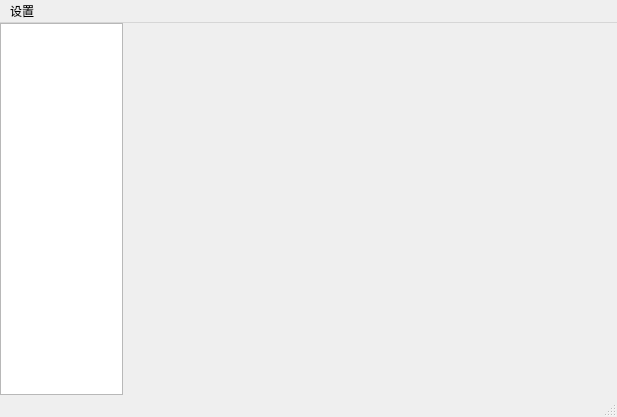
The window that hello_world/linux_monitor/gui/mainWindows.ui (WatsonJay/python_test) describes before a commit, drawn with Qt 5.
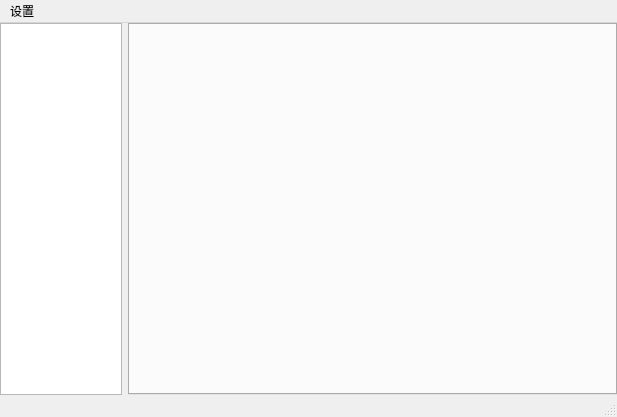
The same window after the commit.

What changed in the file:
```diff
--- a/hello_world/linux_monitor/gui/mainWindows.ui
+++ b/hello_world/linux_monitor/gui/mainWindows.ui
@@ -33,7 +33,24 @@
        <widget class="QListWidget" name="listWidget"/>
       </item>
       <item>
-       <layout class="QVBoxLayout" name="verticalLayout"/>
+       <layout class="QVBoxLayout" name="verticalLayout">
+        <item>
+         <widget class="QTabWidget" name="tabWidget">
+          <property name="font">
+           <font>
+            <family>微软雅黑</family>
+            <pointsize>8</pointsize>
+           </font>
+          </property>
+          <property name="currentIndex">
+           <number>-1</number>
+          </property>
+          <property name="tabsClosable">
+           <bool>true</bool>
+          </property>
+         </widget>
+        </item>
+       </layout>
       </item>
      </layout>
     </item>
```
Left out of the diff: 6 changed lines with no effect on the pictures.
